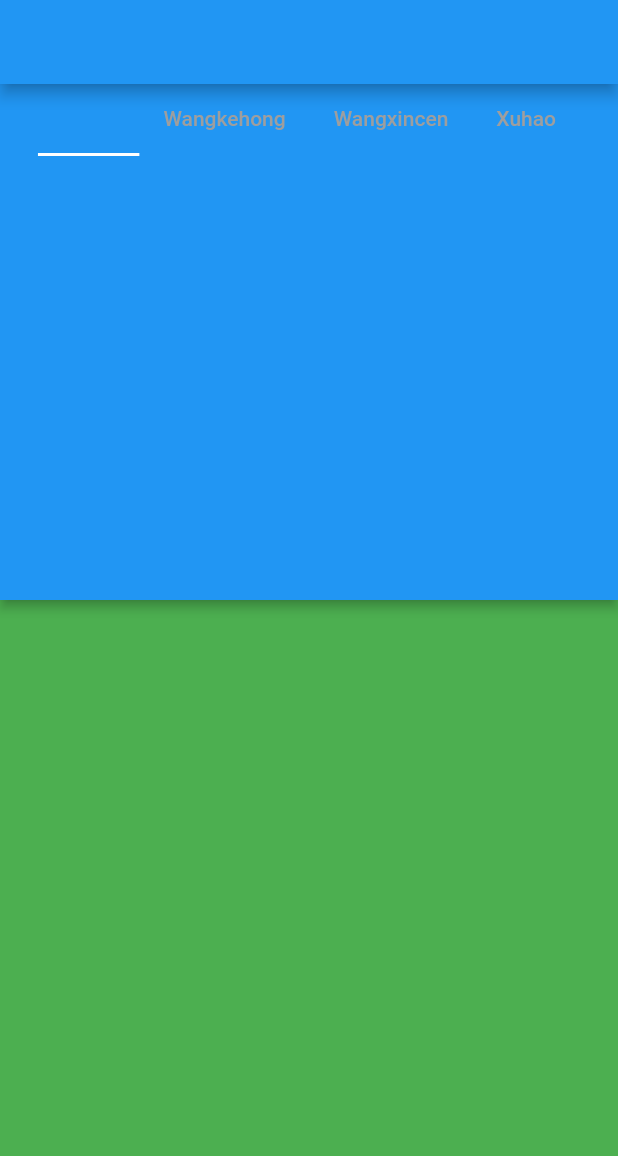
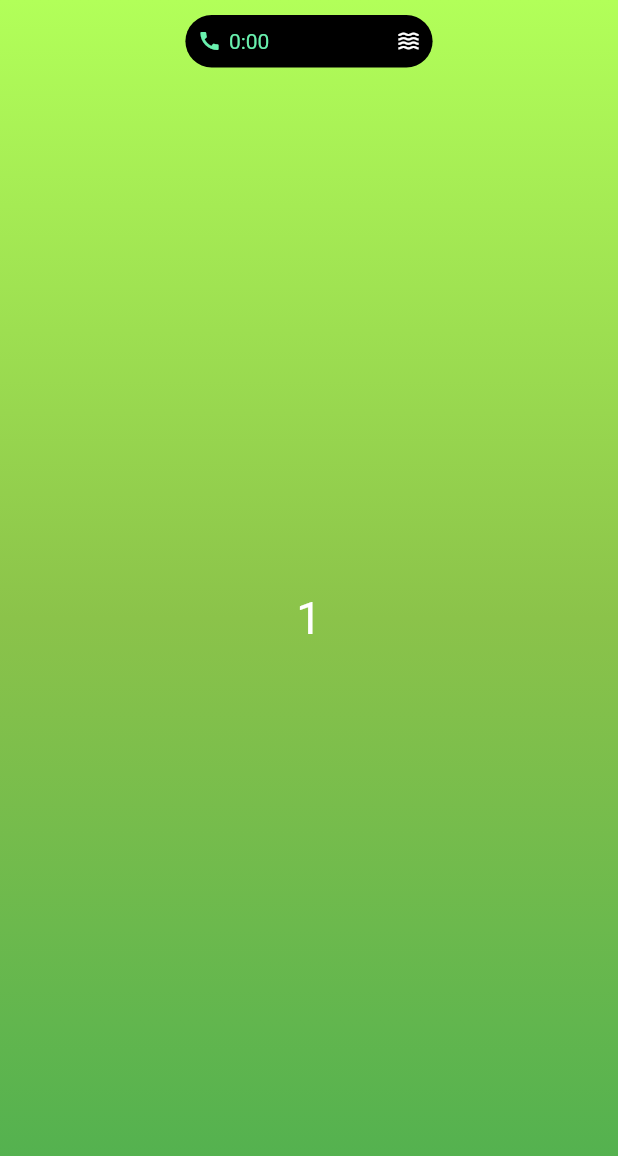
Before and after one commit to troubleskiller/troubleskiller_widgets, a Flutter app: the screen it shows after launch, on a phone screen of 412 x 824 dp. Shown: the top 1156 px of the screen. Run offline on Flutter 3.47's test engine with Material 2 defaults, Android fonts, the phone set to English and light mode, and no system bars.

Commit message:
create dynamic island widget

```diff
--- /dev/null
+++ b/lib/dynamic_island/dynamic_island.dart
@@ -0,0 +1,204 @@
+import 'package:flutter/material.dart';
+
+class DynamicIsland extends StatefulWidget {
+  const DynamicIsland({Key? key}) : super(key: key);
+
+  @override
+  State<DynamicIsland> createState() => _DynamicIslandState();
+}
+
+class _DynamicIslandState extends State<DynamicIsland> {
+  @override
+  Widget build(BuildContext context) {
+    return const Scaffold(
+      body: PageContainer(),
+    );
+  }
+}
+
+class PageContainer extends StatefulWidget {
+  const PageContainer({Key? key}) : super(key: key);
+
+  @override
+  State<PageContainer> createState() => _PageContainerState();
+}
+
+class _PageContainerState extends State<PageContainer> {
+  int activePageIndex = 0;
+  bool shrinked = true;
+  final List<Island> islands = [
+    const Island(
+        shrinkedIsland: CallShrinked(),
+        expandedIsland: CallExpanded(),
+        expandedHeight: 60,
+        expandedBorderRadius: 40),
+    const Island(
+        shrinkedIsland: CallShrinked(),
+        expandedIsland: CallExpanded(),
+        expandedHeight: 60,
+        expandedBorderRadius: 40),
+    const Island(
+        shrinkedIsland: CallShrinked(),
+        expandedIsland: CallExpanded(),
+        expandedHeight: 60,
+        expandedBorderRadius: 40),
+  ];
+
+  void setActivePageIndex(int index) {
+    setState(() {
+      activePageIndex = index;
+    });
+  }
+
+  @override
+  Widget build(BuildContext context) {
+    final activeIsland = islands[activePageIndex];
+    final PageController pageController = PageController();
+    final islandToBeShown =
+        shrinked ? activeIsland.shrinkedIsland : activeIsland.expandedIsland;
+    return Stack(
+      children: [
+        Container(
+          decoration: const BoxDecoration(
+              gradient: LinearGradient(
+            begin: Alignment.topCenter,
+            end: Alignment.bottomCenter,
+            colors: [
+              Colors.lightGreenAccent,
+              Colors.lightGreen,
+              Colors.green,
+            ],
+          )),
+          child: PageView(
+            controller: pageController,
+            onPageChanged: setActivePageIndex,
+            children: const [
+              Center(
+                child: Text(
+                  '1',
+                  style: TextStyle(color: Colors.white, fontSize: 30),
+                ),
+              ),
+              Center(
+                child: Text(
+                  '2',
+                  style: TextStyle(color: Colors.white, fontSize: 30),
+                ),
+              ),
+              Center(
+                child: Text(
+                  '3',
+                  style: TextStyle(color: Colors.white, fontSize: 30),
+                ),
+              ),
+            ],
+          ),
+        ),
+        Align(
+          alignment: Alignment.topCenter,
+          child: GestureDetector(
+            onTap: () {
+              setState(() {
+                shrinked = !shrinked;
+              });
+            },
+            child: AnimatedContainer(
+              duration: const Duration(milliseconds: 300),
+              width: MediaQuery.of(context).size.width * (shrinked ? 0.4 : 0.8),
+              margin: const EdgeInsets.only(top: 10),
+              decoration: BoxDecoration(
+                  color: Colors.black,
+                  borderRadius: BorderRadius.circular(
+                      shrinked ? 25.0 : activeIsland.expandedBorderRadius)),
+              height: shrinked ? 35 : 60,
+              curve: Curves.easeOut,
+              child: islandToBeShown,
+            ),
+          ),
+        )
+      ],
+    );
+  }
+}
+
+class Island {
+  const Island({
+    required this.expandedHeight,
+    required this.expandedBorderRadius,
+    required this.shrinkedIsland,
+    required this.expandedIsland,
+  });
+
+  final Widget shrinkedIsland;
+  final Widget expandedIsland;
+  final double expandedHeight;
+  final double expandedBorderRadius;
+}
+
+class CallShrinked extends StatelessWidget {
+  const CallShrinked({Key? key}) : super(key: key);
+
+  @override
+  Widget build(BuildContext context) {
+    return Padding(
+      padding: const EdgeInsets.symmetric(horizontal: 8.0),
+      child: Row(
+        children: [
+          Row(
+            children: const [
+              Icon(
+                Icons.call,
+                color: Colors.greenAccent,
+                size: 16,
+              ),
+              SizedBox(
+                width: 5,
+              ),
+              Text(
+                '0:00',
+                style: TextStyle(color: Colors.greenAccent),
+              ),
+            ],
+          ),
+          const Spacer(),
+          const Icon(
+            Icons.waves,
+            color: Colors.white,
+            size: 16,
+          ),
+        ],
+      ),
+    );
+  }
+}
+
+class CallExpanded extends StatelessWidget {
+  const CallExpanded({Key? key}) : super(key: key);
+
+  @override
+  Widget build(BuildContext context) {
+    return Padding(
+        padding: const EdgeInsets.symmetric(horizontal: 8.0),
+        child: Row(
+          mainAxisAlignment: MainAxisAlignment.spaceBetween,
+          children: [
+            Row(
+              children: const [
+                Icon(
+                  Icons.call,
+                  color: Colors.greenAccent,
+                  size: 30,
+                ),
+              ],
+            ),
+            Text(
+              'call',
+              style: TextStyle(
+                color: Colors.greenAccent,
+                fontSize: 30,
+              ),
+            ),
+          ],
+        ));
+  }
+}
--- a/lib/main.dart
+++ b/lib/main.dart
@@ -1,5 +1,5 @@
 import 'package:flutter/material.dart';
-import 'package:xuhui_widget/tab_section_screen/section_screen.dart';
+import 'package:xuhui_widget/dynamic_island/dynamic_island.dart';
 
 void main() {
   runApp(const MyApp());
@@ -15,7 +15,7 @@ class MyApp extends StatelessWidget {
       theme: ThemeData(
         primarySwatch: Colors.blue,
       ),
-      home: const SectionScreen(),
+      home: const DynamicIsland(),
     );
   }
 }
--- a/pubspec.yaml
+++ b/pubspec.yaml
@@ -18,7 +18,7 @@ publish_to: 'none' # Remove this line if you wish to publish to pub.dev
 version: 1.0.0+1
 
 environment:
-  sdk: ">=2.16.2 <3.0.0"
+  sdk: ">=2.17.0"
 
 # Dependencies specify other packages that your package needs in order to work.
 # To automatically upgrade your package dependencies to the latest versions
```
Also changed, not shown: pubspec.lock, 4 other files.
